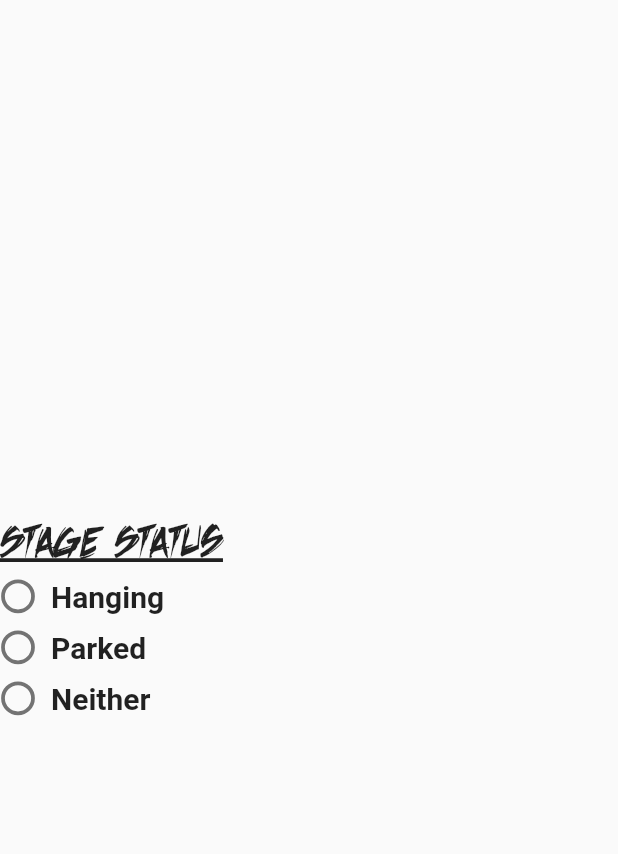
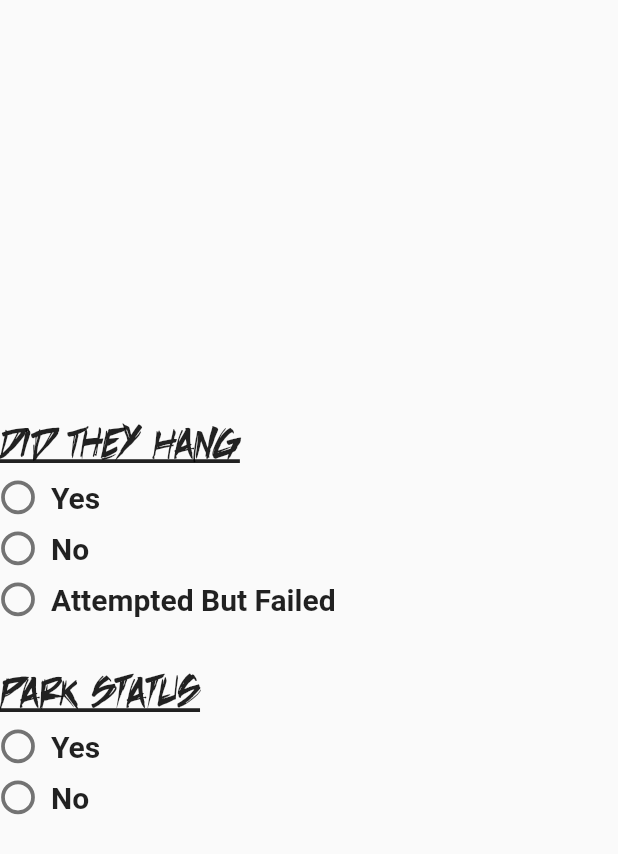
Before and after one commit to gtvario/HiveMind, a Flutter app: the ChainHang widget shown alone on an empty page, opened directly with empty values, on a phone screen of 412 x 824 dp. Shown: the top 854 px of the screen. Run offline on Flutter 3.47's test engine with Material 2 defaults, Android fonts, the light colour scheme and no system bars; our stand-ins replace flutter_rating_bar, flutter_spinbox, settings_ui; missing offline and left inert: number_inc_dec; Roboto replaces fonts that are missing (Tahoma); project files that could hold a hidden picture were left out.

Commit message:
Added Parked to Endgame

```diff
--- a/lib/models/scout_data_model.dart
+++ b/lib/models/scout_data_model.dart
@@ -24,6 +24,7 @@ class ScoutData {
 
   // Endgame
   String chainHang = "";
+  int onstageParked = 0;
   String condition = "";
   String comments = "";
   int defenseScore = 3, drivingScore = 3;
@@ -167,6 +168,10 @@ class ScoutData {
     return chainHang;
   }
 
+  int get getOnstageParked {
+    return onstageParked;
+  }
+
   String get getComments {
     return comments;
   }
@@ -196,6 +201,10 @@ class ScoutData {
   // **************************
   set setChainHang(String argIn) {
     chainHang = argIn;
+  }
+
+  set setOnstageParked(int argIn) {
+    onstageParked = argIn;
   }
 
   set setComments(String comment) {
@@ -245,6 +254,7 @@ class ScoutData {
       },
       "endgame": {
         "chain_hang": chainHang,
+        "onstage_parked": onstageParked,
         "robot_condition": condition,
         "defense_played": playedDefense,
         "defense_score": defenseScore,
--- a/lib/pages/endgame_page.dart
+++ b/lib/pages/endgame_page.dart
@@ -42,9 +42,9 @@ class _EndgamePageState extends State<EndgamePage> {
           children: [
             const SizedBox(width: 50),
             Column(
+              crossAxisAlignment: CrossAxisAlignment.start,
               children: [
                 ChainHang(
-                  mode: 'endgame',
                   scoutData: widget.scoutData,
                 ),
               ],
--- a/lib/widgets/chain_hang_widget.dart
+++ b/lib/widgets/chain_hang_widget.dart
@@ -2,10 +2,9 @@ import 'package:flutter/material.dart';
 import 'package:hivemind/models/scout_data_model.dart';
 
 class ChainHang extends StatefulWidget {
-  final String mode;
   final ScoutData scoutData;
 
-  const ChainHang({super.key, required this.mode, required this.scoutData});
+  const ChainHang({super.key, required this.scoutData});
 
   @override
   State<ChainHang> createState() => _ChainHangState();
@@ -13,6 +12,8 @@ class ChainHang extends StatefulWidget {
 
 class _ChainHangState extends State<ChainHang> {
   String hangState = "";
+  String parkedState = "";
+  bool isDisabled = false;
 
   @override
   void initState() {
@@ -31,7 +32,7 @@ class _ChainHangState extends State<ChainHang> {
       crossAxisAlignment: CrossAxisAlignment.start,
       children: <Widget>[
         const Text(
-          'Stage Status',
+          'Did They Hang',
           style: TextStyle(
             fontSize: 35,
             fontFamily: 'Schyler',
@@ -49,19 +50,22 @@ class _ChainHangState extends State<ChainHang> {
                     horizontal: VisualDensity.minimumDensity,
                     vertical: VisualDensity.minimumDensity),
                 materialTapTargetSize: MaterialTapTargetSize.shrinkWrap,
-                value: 'Hanging',
+                value: 'Yes',
                 groupValue: hangState,
                 onChanged: (value) {
                   setState(() {
+                    isDisabled = true;
                     hangState = value.toString();
+                    parkedState = 'No';
                     widget.scoutData.setChainHang = hangState;
+                    widget.scoutData.setOnstageParked = 0;
                   });
                 },
               ),
             ),
             const SizedBox(width: 10),
             const Text(
-              'Hanging',
+              'Yes',
               style: TextStyle(
                 fontSize: 20,
                 fontFamily: 'Tahoma',
@@ -82,10 +86,11 @@ class _ChainHangState extends State<ChainHang> {
                     horizontal: VisualDensity.minimumDensity,
                     vertical: VisualDensity.minimumDensity),
                 materialTapTargetSize: MaterialTapTargetSize.shrinkWrap,
-                value: 'Parked',
+                value: 'No',
                 groupValue: hangState,
                 onChanged: (value) {
                   setState(() {
+                    isDisabled = false;
                     hangState = value.toString();
                     widget.scoutData.setChainHang = hangState;
                   });
@@ -94,7 +99,7 @@ class _ChainHangState extends State<ChainHang> {
             ),
             const SizedBox(width: 10),
             const Text(
-              'Parked',
+              'No',
               style: TextStyle(
                 fontSize: 20,
                 fontFamily: 'Tahoma',
@@ -114,10 +119,11 @@ class _ChainHangState extends State<ChainHang> {
                     horizontal: VisualDensity.minimumDensity,
                     vertical: VisualDensity.minimumDensity),
                 materialTapTargetSize: MaterialTapTargetSize.shrinkWrap,
-                value: 'Neither',
+                value: 'Attempted But Failed',
                 groupValue: hangState,
                 onChanged: (value) {
                   setState(() {
+                    isDisabled = false;
                     hangState = value.toString();
                     widget.scoutData.setChainHang = hangState;
                   });
@@ -126,7 +132,85 @@ class _ChainHangState extends State<ChainHang> {
             ),
             const SizedBox(width: 10),
             const Text(
-              'Neither',
+              'Attempted But Failed',
+              style: TextStyle(
+                fontSize: 20,
+                fontFamily: 'Tahoma',
+                fontWeight: FontWeight.bold,
+              ),
+            ),
+          ],
+        ),
+        const SizedBox(height: 35),
+        const Text(
+          'Park Status',
+          style: TextStyle(
+            fontSize: 35,
+            fontFamily: 'Schyler',
+            decoration: TextDecoration.underline,
+          ),
+        ),
+        const SizedBox(height: 10),
+        Row(
+          children: [
+            Transform.scale(
+              scale: 1.25,
+              child: Radio(
+                activeColor: Colors.amber,
+                visualDensity: const VisualDensity(
+                    horizontal: VisualDensity.minimumDensity,
+                    vertical: VisualDensity.minimumDensity),
+                materialTapTargetSize: MaterialTapTargetSize.shrinkWrap,
+                value: 'Yes',
+                groupValue: parkedState,
+                onChanged: isDisabled
+                    ? null
+                    : (value) {
+                        setState(() {
+                          parkedState = value.toString();
+                          widget.scoutData.setChainHang = parkedState;
+                        });
+                      },
+              ),
+            ),
+            const SizedBox(width: 10),
+            const Text(
+              'Yes',
+              style: TextStyle(
+                fontSize: 20,
+                fontFamily: 'Tahoma',
+                fontWeight: FontWeight.bold,
+              ),
+            )
+          ],
+        ),
+        const SizedBox(height: 10),
+        Row(
+          mainAxisAlignment: MainAxisAlignment.start,
+          children: [
+            Transform.scale(
+              scale: 1.25,
+              child: Radio(
+                activeColor: Colors.amber,
+                visualDensity: const VisualDensity(
+                    horizontal: VisualDensity.minimumDensity,
+                    vertical: VisualDensity.minimumDensity),
+                materialTapTargetSize: MaterialTapTargetSize.shrinkWrap,
+                value: 'No',
+                groupValue: parkedState,
+                onChanged: isDisabled
+                    ? null
+                    : (value) {
+                        setState(() {
+                          parkedState = value.toString();
+                          widget.scoutData.setChainHang = parkedState;
+                        });
+                      },
+              ),
+            ),
+            const SizedBox(width: 10),
+            const Text(
+              'No',
               style: TextStyle(
                 fontSize: 20,
                 fontFamily: 'Tahoma',
```
